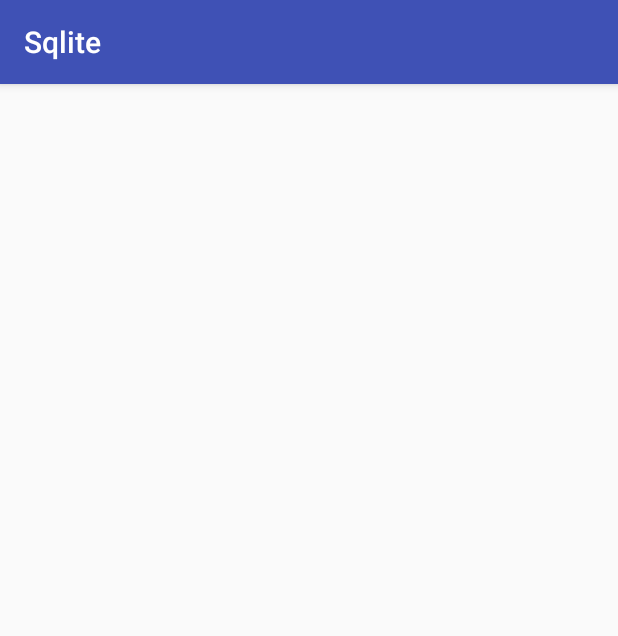
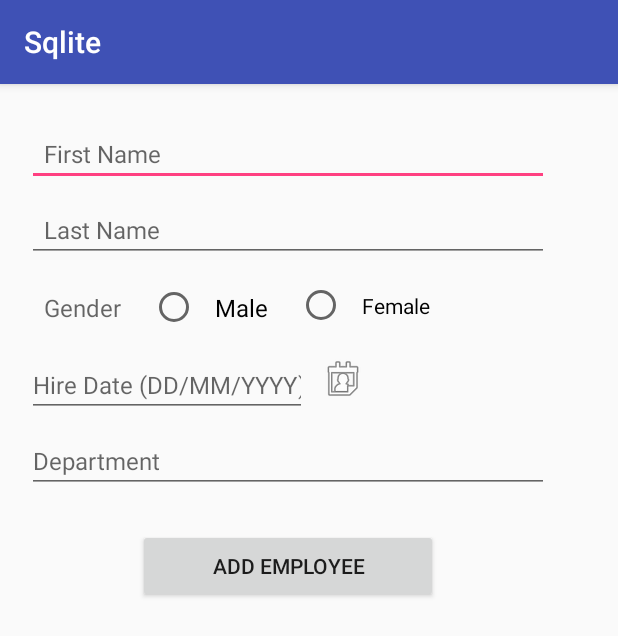
Before and after one commit to sarvan2shekar/Sqlite, an Android app: the AddUpdateEmployee screen opened directly, with no data from a screen before it, on a phone screen of 412 x 824 dp. Shown: the top 636 px of the screen. Run offline under Robolectric (Android 15) with nearby library versions, the phone set to English and light mode, and no system bars.

Commit message:
Edited the Add/ Update employee page

```diff
--- a/app/src/main/res/layout/activity_add_update_employee.xml
+++ b/app/src/main/res/layout/activity_add_update_employee.xml
@@ -1,8 +1,123 @@
 <?xml version="1.0" encoding="utf-8"?>
 <android.support.constraint.ConstraintLayout xmlns:android="http://schemas.android.com/apk/res/android"
+    xmlns:app="http://schemas.android.com/apk/res-auto"
     xmlns:tools="http://schemas.android.com/tools"
     android:layout_width="match_parent"
     android:layout_height="match_parent"
+    android:padding="10dp"
     tools:context="com.testapp.sarvan.sqlite.view.AddUpdateEmployee">
 
+    <EditText
+        android:id="@+id/editText"
+        android:layout_width="348dp"
+        android:layout_height="wrap_content"
+        android:layout_marginLeft="8dp"
+        android:layout_marginStart="8dp"
+        android:layout_marginTop="15dp"
+        android:ems="10"
+        android:hint="First Name"
+        android:paddingLeft="11dp"
+        android:textSize="16sp"
+        app:layout_constraintLeft_toLeftOf="parent"
+        app:layout_constraintTop_toTopOf="parent" />
+
+    <EditText
+        android:id="@+id/editText2"
+        android:layout_width="348dp"
+        android:layout_height="wrap_content"
+        android:layout_marginLeft="8dp"
+        android:layout_marginStart="8dp"
+        android:layout_marginTop="8dp"
+        android:ems="10"
+        android:hint="Last Name"
+        android:inputType="textPersonName"
+        android:paddingLeft="11dp"
+        android:textSize="16sp"
+        app:layout_constraintHorizontal_bias="1.0"
+        app:layout_constraintLeft_toLeftOf="@+id/editText"
+        app:layout_constraintRight_toRightOf="@+id/editText"
+        app:layout_constraintTop_toBottomOf="@+id/editText" />
+
+    <TextView
+        android:id="@+id/textView2"
+        android:layout_width="wrap_content"
+        android:layout_height="wrap_content"
+        android:layout_marginTop="8dp"
+        android:hint="Gender"
+        android:padding="11dp"
+        android:textSize="16sp"
+        app:layout_constraintLeft_toLeftOf="@+id/editText2"
+        app:layout_constraintTop_toBottomOf="@+id/editText2" />
+
+    <RadioButton
+        android:id="@+id/radioButton"
+        android:layout_width="wrap_content"
+        android:layout_height="wrap_content"
+        android:layout_marginLeft="8dp"
+        android:layout_marginStart="8dp"
+        android:layout_marginTop="8dp"
+        android:padding="11dp"
+        android:text="Male"
+        android:textSize="16sp"
+        app:layout_constraintLeft_toRightOf="@+id/textView2"
+        app:layout_constraintTop_toBottomOf="@+id/editText2" />
+
+    <RadioButton
+        android:id="@+id/radioButton2"
+        android:layout_width="wrap_content"
+        android:layout_height="wrap_content"
+        android:layout_marginLeft="8dp"
+        android:layout_marginStart="8dp"
+        android:layout_marginTop="8dp"
+        android:padding="11dp"
+        android:text="Female"
+        app:layout_constraintLeft_toRightOf="@+id/radioButton"
+        app:layout_constraintTop_toBottomOf="@+id/editText2" />
+
+    <EditText
+        android:id="@+id/editText3"
+        android:layout_width="wrap_content"
+        android:layout_height="wrap_content"
+        android:layout_marginTop="8dp"
+        android:ems="10"
+        android:hint="Hire Date (DD/MM/YYYY)"
+        android:inputType="date"
+        android:textSize="16sp"
+        app:layout_constraintLeft_toLeftOf="@+id/textView2"
+        app:layout_constraintTop_toBottomOf="@+id/textView2" />
+
+    <ImageView
+        android:id="@+id/imageView"
+        android:layout_width="wrap_content"
+        android:layout_height="wrap_content"
+        android:layout_marginBottom="8dp"
+        android:layout_marginLeft="8dp"
+        android:layout_marginStart="8dp"
+        app:layout_constraintBottom_toBottomOf="@+id/editText3"
+        app:layout_constraintLeft_toRightOf="@+id/editText3"
+        app:layout_constraintTop_toTopOf="@+id/editText3"
+        app:srcCompat="@android:drawable/ic_menu_my_calendar" />
+
+    <EditText
+        android:id="@+id/editText4"
+        android:layout_width="348dp"
+        android:layout_height="wrap_content"
+        android:layout_marginTop="8dp"
+        android:ems="10"
+        android:hint="Department"
+        android:textSize="16sp"
+        app:layout_constraintLeft_toLeftOf="@+id/editText3"
+        app:layout_constraintTop_toBottomOf="@+id/editText3" />
+
+    <Button
+        android:id="@+id/button"
+        android:layout_width="200dp"
+        android:layout_height="49dp"
+        android:layout_marginLeft="8dp"
+        android:layout_marginRight="8dp"
+        android:layout_marginTop="24dp"
+        android:text="Add Employee"
+        app:layout_constraintLeft_toLeftOf="@+id/editText4"
+        app:layout_constraintRight_toRightOf="@+id/editText4"
+        app:layout_constraintTop_toBottomOf="@+id/editText4" />
 </android.support.constraint.ConstraintLayout>
```
